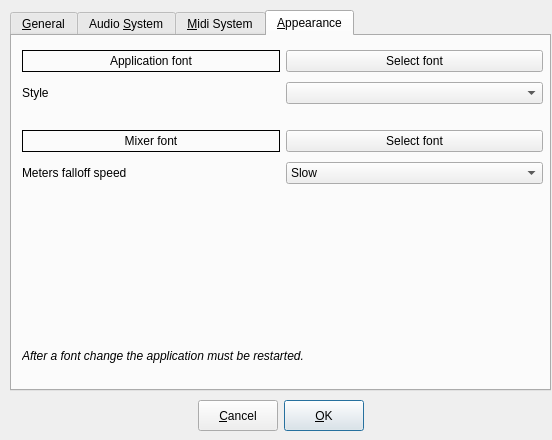
First picture: the form in gui/src/UI/PreferencesDialog_UI.ui, repository hydrogen-music/hydrogen, before the edit.
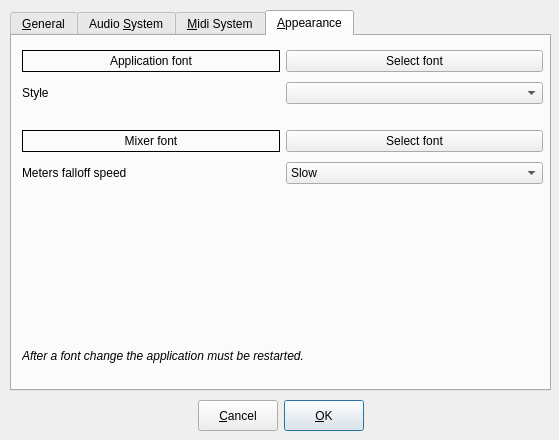
Second picture: the form after the edit. The open tabs and pages were chosen to show the change. Custom widgets are drawn as their Qt base class.

Diff of the .ui file:
```diff
--- a/gui/src/UI/PreferencesDialog_UI.ui
+++ b/gui/src/UI/PreferencesDialog_UI.ui
@@ -5,7 +5,7 @@
    <rect>
     <x>0</x>
     <y>0</y>
-    <width>552</width>
+    <width>559</width>
     <height>440</height>
    </rect>
   </property>
```
Left out of the diff: 141 changed lines with no effect on the pictures.
